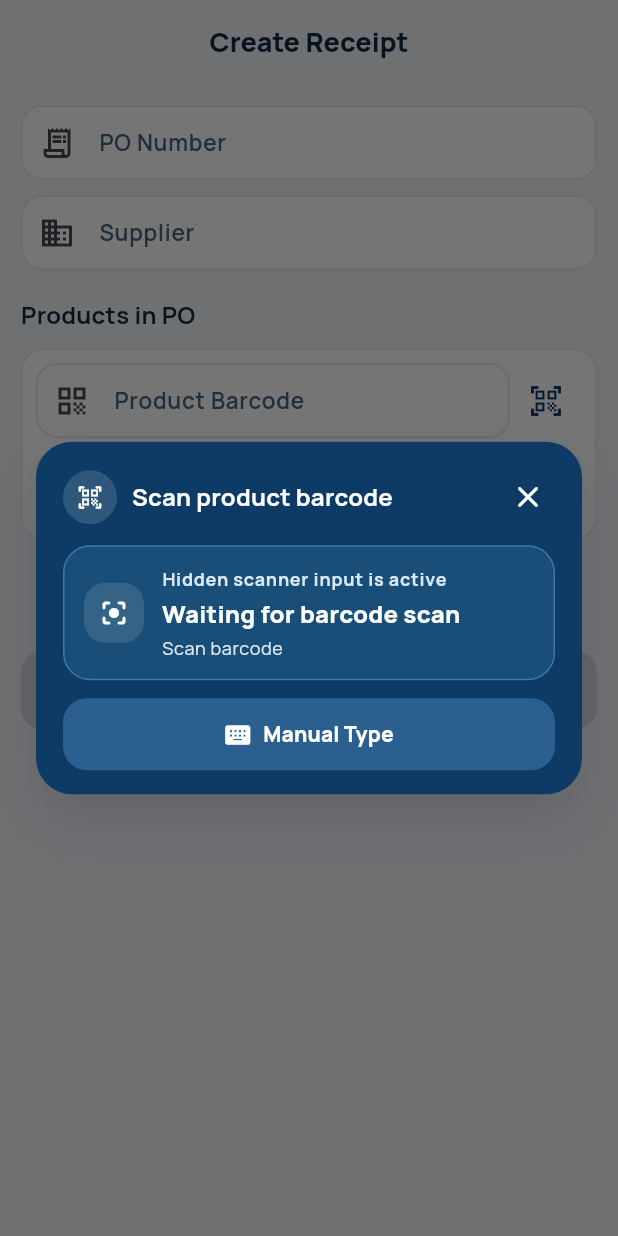
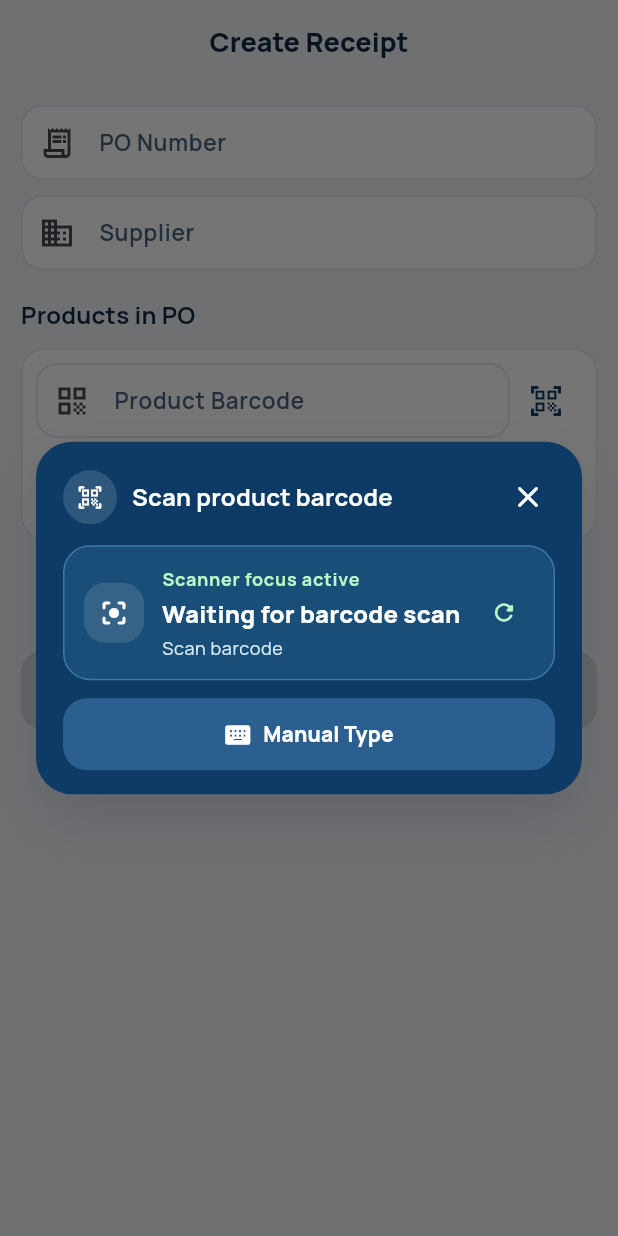
Before and after one commit to osmsn637-tech/osman-ahmed, a Flutter app: the CreateInboundPage screen opened by its route, after a tap on the "qr code scanner" icon, on a phone screen of 412 x 824 dp. Run offline on Flutter 3.47's test engine with Material 3 defaults, Android fonts, the phone set to English and light mode, and no system bars; our stand-ins replace dio, equatable, flutter_secure_storage, go_router, google_fonts, image_picker and 1 more; accounts and stored records are empty.

Commit message:
Fix item lookup scanner recovery after app resume

```diff
--- a/lib/features/move/presentation/pages/item_lookup_scan_dialog.dart
+++ b/lib/features/move/presentation/pages/item_lookup_scan_dialog.dart
@@ -56,27 +56,33 @@ class _ScanBarcodeDialogState extends State<_ScanBarcodeDialog>
     with WidgetsBindingObserver {
   static const _scanEndDebounceDelay = Duration(milliseconds: 120);
   static const _focusRefreshInterval = Duration(seconds: 1);
-  static const _manualDigits = ['1', '2', '3', '4', '5', '6', '7', '8', '9'];
 
+  final GlobalKey<EditableTextState> _scannerEditableTextKey =
+      GlobalKey<EditableTextState>();
   late FocusNode _focusNode;
   final TextEditingController _controller = TextEditingController();
+  final TextEditingController _manualController = TextEditingController();
+  final FocusNode _manualFocusNode = FocusNode(debugLabel: 'lookup-manual-field');
   Timer? _scanEndDebounce;
   Timer? _focusRefreshTimer;
+  Timer? _initialScannerRecoveryTimer;
 
   String _value = '';
   String? _error;
   bool _manualKeypadOpen = false;
   int _scannerFieldEpoch = 0;
+  bool _scannerFocused = false;
 
   @override
   void initState() {
     super.initState();
-    _focusNode = FocusNode(debugLabel: 'lookup-scan-field');
+    _focusNode = _buildFocusNode();
     WidgetsBinding.instance.addObserver(this);
     _focusRefreshTimer =
         Timer.periodic(_focusRefreshInterval, (_) => _refreshScannerFocus());
     WidgetsBinding.instance.addPostFrameCallback((_) {
-      _focusForScannerInput();
+      _focusForScannerInput(primeInputMethod: true);
+      _scheduleInitialScannerRecovery();
     });
   }
 
@@ -84,9 +90,12 @@ class _ScanBarcodeDialogState extends State<_ScanBarcodeDialog>
   void dispose() {
     WidgetsBinding.instance.removeObserver(this);
     _focusNode.dispose();
+    _manualFocusNode.dispose();
     _controller.dispose();
+    _manualController.dispose();
     _scanEndDebounce?.cancel();
     _focusRefreshTimer?.cancel();
+    _initialScannerRecoveryTimer?.cancel();
     super.dispose();
   }
 
@@ -95,66 +104,132 @@ class _ScanBarcodeDialogState extends State<_ScanBarcodeDialog>
     if (state != AppLifecycleState.resumed || !mounted) {
       return;
     }
-    WidgetsBinding.instance.addPostFrameCallback((_) {
-      if (!mounted) return;
-      _resetScannerAttachment();
-    });
+    if (_manualKeypadOpen) {
+      _manualFocusNode.requestFocus();
+      return;
+    }
+    _resetScannerAttachment(primeInputMethod: true);
   }
 
   void _hideKeyboardIfNeeded() {
     SystemChannels.textInput.invokeMethod('TextInput.hide');
   }
 
-  void _focusForScannerInput() {
+  void _scheduleInitialScannerRecovery() {
+    _initialScannerRecoveryTimer?.cancel();
+    _initialScannerRecoveryTimer = Timer(
+      const Duration(milliseconds: 300),
+      () {
+        if (!mounted || _manualKeypadOpen || _value.isNotEmpty) {
+          return;
+        }
+        _resetScannerAttachment(primeInputMethod: true);
+      },
+    );
+  }
+
+  void _focusForScannerInput({bool primeInputMethod = false}) {
+    FocusScope.of(context).requestFocus(_focusNode);
     _focusNode.requestFocus();
     _focusNode.consumeKeyboardToken();
+    WidgetsBinding.instance.addPostFrameCallback((_) {
+      if (!mounted || _manualKeypadOpen) return;
+      _scannerEditableTextKey.currentState?.requestKeyboard();
+      if (primeInputMethod) {
+        SystemChannels.textInput.invokeMethod('TextInput.show');
+      }
       _hideKeyboardIfNeeded();
+    });
   }
 
-  void _resetScannerAttachment() {
+  FocusNode _buildFocusNode() {
+    final node = FocusNode(debugLabel: 'lookup-scan-field');
+    node.addListener(_handleScannerFocusChanged);
+    return node;
+  }
+
+  void _handleScannerFocusChanged() {
+    if (!mounted) return;
+    final hasFocus = _focusNode.hasFocus;
+    if (_scannerFocused == hasFocus) return;
+    setState(() {
+      _scannerFocused = hasFocus;
+    });
+  }
+
+  void _resetScannerAttachment({bool primeInputMethod = false}) {
     if (!mounted) return;
 
     final previousFocusNode = _focusNode;
-    final nextFocusNode = FocusNode(debugLabel: 'lookup-scan-field');
+    previousFocusNode.removeListener(_handleScannerFocusChanged);
+    final nextFocusNode = _buildFocusNode();
 
     setState(() {
       _focusNode = nextFocusNode;
       _scannerFieldEpoch += 1;
+      _scannerFocused = nextFocusNode.hasFocus;
     });
 
     WidgetsBinding.instance.addPostFrameCallback((_) {
       previousFocusNode.dispose();
       if (!mounted || _manualKeypadOpen) return;
-      _focusForScannerInput();
+      _focusForScannerInput(primeInputMethod: primeInputMethod);
     });
   }
 
   void _refreshScannerFocus() {
     if (!mounted || _manualKeypadOpen) return;
-    if (_controller.text.isEmpty) {
-      _resetScannerAttachment();
+    if (_focusNode.context == null || !_focusNode.hasFocus) {
+      _resetScannerAttachment(primeInputMethod: true);
       return;
     }
     _focusForScannerInput();
   }
 
   void _handlePopupPointerDown() {
-    if (_manualKeypadOpen) return;
     WidgetsBinding.instance.addPostFrameCallback((_) {
-      if (!mounted || _manualKeypadOpen) return;
-      _resetScannerAttachment();
+      if (!mounted) return;
+      if (_manualKeypadOpen) {
+        _manualFocusNode.requestFocus();
+        return;
+      }
+      _resetScannerAttachment(primeInputMethod: true);
     });
   }
 
   void _openManualKeypad() {
     if (!mounted) return;
+    _scanEndDebounce?.cancel();
+    _scanEndDebounce = null;
+    _initialScannerRecoveryTimer?.cancel();
     setState(() {
       _manualKeypadOpen = true;
       _value = '';
       _error = null;
       _controller.clear();
+      _manualController.clear();
     });
-    _focusForScannerInput();
+    WidgetsBinding.instance.addPostFrameCallback((_) {
+      if (!mounted || !_manualKeypadOpen) return;
+      _manualFocusNode.requestFocus();
+    });
+  }
+
+  void _closeManualKeypad() {
+    if (!mounted) return;
+    _scanEndDebounce?.cancel();
+    _scanEndDebounce = null;
+    _initialScannerRecoveryTimer?.cancel();
+    setState(() {
+      _manualKeypadOpen = false;
+      _value = '';
+      _error = null;
+      _manualController.clear();
+    });
+    WidgetsBinding.instance.addPostFrameCallback((_) {
+      if (!mounted || _manualKeypadOpen) return;
+      _resetScannerAttachment(primeInputMethod: true);
+    });
   }
 
   void _clearField() {
@@ -164,6 +239,7 @@ class _ScanBarcodeDialogState extends State<_ScanBarcodeDialog>
       _value = '';
       _error = null;
       _controller.clear();
+      _manualController.clear();
     });
   }
 
@@ -180,6 +256,9 @@ class _ScanBarcodeDialogState extends State<_ScanBarcodeDialog>
   }
 
   void _onTextChanged(String rawValue) {
+    if (_normalizeBarcode(rawValue).isNotEmpty) {
+      _initialScannerRecoveryTimer?.cancel();
+    }
     if (_error != null) {
       setState(() => _error = null);
     }
@@ -196,6 +275,25 @@ class _ScanBarcodeDialogState extends State<_ScanBarcodeDialog>
     }
 
     _scheduleAutoSearch();
+  }
+
+  void _onManualTextChanged(String rawValue) {
+    final normalized = _normalizeBarcode(rawValue);
+    if (normalized.isNotEmpty) {
+      _initialScannerRecoveryTimer?.cancel();
+    }
+    if (_error != null) {
+      setState(() => _error = null);
+    }
+    if (normalized == _value && normalized == _manualController.text) return;
+
+    setState(() {
+      _value = normalized;
+      _manualController.value = TextEditingValue(
+        text: normalized,
+        selection: TextSelection.collapsed(offset: normalized.length),
+      );
+    });
   }
 
   void _scheduleAutoSearch() {
@@ -224,42 +322,12 @@ class _ScanBarcodeDialogState extends State<_ScanBarcodeDialog>
       return;
     }
 
-    // Clear immediately after successful detection and return the value.
-    // This keeps the field reset while still closing the dialog for the caller.
     _clearField();
     Navigator.of(context).pop(barcode);
   }
 
   String _normalizeBarcode(String value) {
     return value.replaceAll(RegExp(r'[^\x20-\x7E]'), '').trim();
-  }
-
-  void _appendManualDigit(String digit) {
-    _scanEndDebounce?.cancel();
-    _scanEndDebounce = null;
-    setState(() {
-      _error = null;
-      _value += digit;
-      _controller.value = TextEditingValue(
-        text: _value,
-        selection: TextSelection.collapsed(offset: _value.length),
-      );
-    });
-  }
-
-  void _deleteManualDigit() {
-    if (_value.isEmpty) return;
-    _scanEndDebounce?.cancel();
-    _scanEndDebounce = null;
-    final nextValue = _value.substring(0, _value.length - 1);
-    setState(() {
-      _error = null;
-      _value = nextValue;
-      _controller.value = TextEditingValue(
-        text: nextValue,
-        selection: TextSelection.collapsed(offset: nextValue.length),
-      );
-    });
   }
 
   @override
@@ -270,15 +338,22 @@ class _ScanBarcodeDialogState extends State<_ScanBarcodeDialog>
         (widget.isArabic ? 'الماسح يبقى جاهزًا' : 'Scanner stays ready');
     final manualEntryLabel = widget.isArabic ? 'إدخال يدوي' : 'Manual Type';
     final confirmLabel = widget.isArabic ? 'تأكيد' : 'Confirm';
-    final deleteLabel = widget.isArabic ? 'حذف' : 'Delete';
-    final statusLabel = widget.isArabic
-        ? 'إدخال الماسح جاهز'
-        : 'Hidden scanner input is active';
+    final cancelManualLabel = widget.isArabic ? 'إلغاء' : 'Cancel';
+    final scannerReadyLabel =
+        widget.isArabic ? 'تركيز الماسح نشط' : 'Scanner focus active';
+    final scannerLostLabel =
+        widget.isArabic ? 'الماسح غير متصل' : 'Scanner lost focus';
+    final statusLabel = _scannerFocused ? scannerReadyLabel : scannerLostLabel;
     final statusValue = _value.isEmpty
         ? (widget.isArabic
             ? 'بانتظار مسح الباركود'
             : 'Waiting for barcode scan')
         : _value;
+    final statusHint = _scannerFocused
+        ? dialogHint
+        : (widget.isArabic
+            ? 'اضغط على النافذة لإعادة تفعيل الماسح'
+            : 'Tap the popup to reconnect the scanner');
     final theme = Theme.of(context);
     const cardColor = AppTheme.primary;
     const insetColor = Color(0xFF184E77);
@@ -286,6 +361,8 @@ class _ScanBarcodeDialogState extends State<_ScanBarcodeDialog>
     const panelAccentColor = Color(0xFF3A78A8);
     const contentColor = Colors.white;
     const mutedContentColor = Color(0xFFD9E8F5);
+    const readyColor = Color(0xFFB8F7C8);
+    const lostColor = Color(0xFFFFD2A8);
 
     return Dialog(
       insetPadding: const EdgeInsets.symmetric(horizontal: 24, vertical: 24),
@@ -318,11 +395,13 @@ class _ScanBarcodeDialogState extends State<_ScanBarcodeDialog>
                     Opacity(
                       opacity: 0,
                       child: SizedBox(
-                        key: ValueKey<int>(_scannerFieldEpoch),
+                        key: Key('scan_barcode_field_$_scannerFieldEpoch'),
                         width: 1,
                         height: 1,
+                        child: KeyedSubtree(
+                          key: const Key('scan_barcode_field'),
                           child: EditableText(
-                          key: const Key('scan_barcode_field'),
+                          key: _scannerEditableTextKey,
                           controller: _controller,
                           focusNode: _focusNode,
                           autofocus: true,
@@ -342,6 +421,7 @@ class _ScanBarcodeDialogState extends State<_ScanBarcodeDialog>
                           selectionColor: Colors.transparent,
                           onChanged: _onTextChanged,
                           onSubmitted: (_) => _searchProduct(),
+                          ),
                         ),
                       ),
                     ),
@@ -420,9 +500,12 @@ class _ScanBarcodeDialogState extends State<_ScanBarcodeDialog>
                                   children: [
                                     Text(
                                       statusLabel,
+                                      key: const Key('lookup_scanner_status_label'),
                                       style:
                                           theme.textTheme.labelMedium?.copyWith(
-                                      color: mutedContentColor,
+                                        color: _scannerFocused
+                                            ? readyColor
+                                            : lostColor,
                                         fontWeight: FontWeight.w700,
                                       ),
                                     ),
@@ -437,8 +520,10 @@ class _ScanBarcodeDialogState extends State<_ScanBarcodeDialog>
                                     ),
                                     const SizedBox(height: 2),
                                     Text(
-                                    dialogHint,
-                                    style: theme.textTheme.bodySmall?.copyWith(
+                                      statusHint,
+                                      key: const Key('lookup_scanner_status_hint'),
+                                      style:
+                                          theme.textTheme.bodySmall?.copyWith(
                                         color: mutedContentColor,
                                       ),
                                     ),
@@ -452,6 +537,24 @@ class _ScanBarcodeDialogState extends State<_ScanBarcodeDialog>
                                   tooltip: widget.isArabic ? 'مسح' : 'Clear',
                                   color: mutedContentColor,
                                   onPressed: _clearField,
+                                )
+                              else
+                                IconButton(
+                                  key: const Key('lookup_reconnect_button'),
+                                  onPressed: () => _resetScannerAttachment(
+                                    primeInputMethod: true,
+                                  ),
+                                  icon: const Icon(Icons.refresh_rounded, size: 18),
+                                  tooltip: widget.isArabic
+                                      ? 'إعادة تفعيل الماسح'
+                                      : 'Reconnect scanner',
+                                  color:
+                                      _scannerFocused ? readyColor : lostColor,
+                                  visualDensity: VisualDensity.compact,
+                                  constraints: const BoxConstraints.tightFor(
+                                    width: 36,
+                                    height: 36,
+                                  ),
                                 ),
                             ],
                           ),
@@ -494,7 +597,7 @@ class _ScanBarcodeDialogState extends State<_ScanBarcodeDialog>
                     if (_manualKeypadOpen) ...[
                       const SizedBox(height: 14),
                       Container(
-                      key: const Key('lookup_manual_keypad'),
+                        key: const Key('lookup_manual_entry_card'),
                         padding: const EdgeInsets.all(14),
                         decoration: BoxDecoration(
                           color: insetColor,
@@ -522,88 +625,69 @@ class _ScanBarcodeDialogState extends State<_ScanBarcodeDialog>
                               ),
                             ),
                             const SizedBox(height: 10),
-                          Container(
-                            width: double.infinity,
-                            padding: const EdgeInsets.symmetric(
-                              horizontal: 12,
-                              vertical: 14,
-                            ),
-                            decoration: BoxDecoration(
-                              color: Colors.white.withValues(alpha: 0.12),
-                              borderRadius: BorderRadius.circular(14),
-                              border: Border.all(color: panelAccentColor),
-                            ),
-                            child: Text(
-                              _value.isEmpty
-                                  ? (widget.isArabic
-                                      ? 'أدخل أرقام الباركود'
-                                      : 'Enter barcode digits')
-                                  : _value,
-                              textAlign: TextAlign.center,
+                            TextField(
+                              key: const Key('lookup_manual_text_field'),
+                              controller: _manualController,
+                              focusNode: _manualFocusNode,
+                              keyboardType: TextInputType.number,
+                              textInputAction: TextInputAction.done,
+                              autofocus: true,
                               style: theme.textTheme.titleMedium?.copyWith(
                                 color: contentColor,
                                 fontWeight: FontWeight.w800,
                               ),
+                              decoration: InputDecoration(
+                                hintText: widget.isArabic
+                                    ? 'أدخل أرقام الباركود'
+                                    : 'Enter barcode digits',
+                                hintStyle: theme.textTheme.titleSmall?.copyWith(
+                                  color: mutedContentColor,
+                                  fontWeight: FontWeight.w600,
+                                ),
+                                filled: true,
+                                fillColor: Colors.white.withValues(alpha: 0.12),
+                                border: OutlineInputBorder(
+                                  borderRadius: BorderRadius.circular(14),
+                                  borderSide:
+                                      const BorderSide(color: panelAccentColor),
+                                ),
+                                enabledBorder: OutlineInputBorder(
+                                  borderRadius: BorderRadius.circular(14),
+                                  borderSide:
+                                      const BorderSide(color: panelAccentColor),
+                                ),
+                                focusedBorder: OutlineInputBorder(
+                                  borderRadius: BorderRadius.circular(14),
+                                  borderSide: const BorderSide(
+                                    color: readyColor,
+                                    width: 1.4,
                                   ),
                                 ),
+                              ),
+                              inputFormatters: [
+                                FilteringTextInputFormatter.digitsOnly,
+                              ],
+                              onChanged: _onManualTextChanged,
+                              onSubmitted: (_) {
+                                if (_value.isNotEmpty) {
+                                  _searchProduct();
+                                }
+                              },
+                            ),
                             const SizedBox(height: 12),
-                          Table(
-                            key: const Key('lookup_manual_digit_grid'),
-                            defaultVerticalAlignment:
-                                TableCellVerticalAlignment.middle,
-                            children: [
-                              for (var row = 0; row < 3; row++)
-                                TableRow(
-                                  children: [
-                                    for (var column = 0; column < 3; column++)
-                                      Padding(
-                                        padding: EdgeInsets.only(
-                                          right: column == 2 ? 0 : 8,
-                                          bottom: row == 2 ? 0 : 8,
-                                        ),
-                                        child: _LookupKeypadButton(
-                                          key: Key(
-                                            'lookup_manual_digit_${_manualDigits[(row * 3) + column]}',
-                                          ),
-                                          label:
-                                              _manualDigits[(row * 3) + column],
-                                          onPressed: () => _appendManualDigit(
-                                            _manualDigits[(row * 3) + column],
-                                          ),
-                                          backgroundColor: secondaryButtonColor,
-                                        ),
-                                      ),
-                                  ],
-                                ),
-                            ],
-                          ),
-                          const SizedBox(height: 10),
                             Row(
                               children: [
                                 Expanded(
-                                flex: 10,
                                   child: _LookupActionButton(
-                                  key: const Key('lookup_manual_delete_button'),
-                                  label: deleteLabel,
-                                  onPressed: _deleteManualDigit,
+                                    key: const Key('lookup_manual_cancel_button'),
+                                    label: cancelManualLabel,
+                                    onPressed: _closeManualKeypad,
                                     backgroundColor: Colors.white,
                                     foregroundColor: AppTheme.primary,
                                   ),
                                 ),
                                 const SizedBox(width: 8),
                                 Expanded(
-                                flex: 12,
-                                child: _LookupActionButton(
-                                  key: const Key('lookup_manual_digit_0'),
-                                  label: '0',
-                                  onPressed: () => _appendManualDigit('0'),
-                                  backgroundColor: secondaryButtonColor,
-                                  foregroundColor: contentColor,
-                                ),
-                              ),
-                              const SizedBox(width: 8),
-                              Expanded(
-                                flex: 10,
                                   child: _LookupActionButton(
                                     key:
                                         const Key('lookup_manual_confirm_button'),
@@ -625,45 +709,6 @@ class _ScanBarcodeDialogState extends State<_ScanBarcodeDialog>
                 ),
               ),
             ),
-          ),
-        ),
-      ),
-    );
-  }
-}
-
-class _LookupKeypadButton extends StatelessWidget {
-  const _LookupKeypadButton({
-    super.key,
-    required this.label,
-    required this.onPressed,
-    this.backgroundColor = AppTheme.primary,
-  });
-
-  final String label;
-  final VoidCallback? onPressed;
-  final Color backgroundColor;
-
-  @override
-  Widget build(BuildContext context) {
-    return SizedBox(
-      height: 52,
-      child: FilledButton(
-        onPressed: onPressed,
-        style: ButtonStyle(
-          backgroundColor: WidgetStatePropertyAll(backgroundColor),
-          foregroundColor: const WidgetStatePropertyAll(Colors.white),
-          shape: WidgetStatePropertyAll(
-            RoundedRectangleBorder(
-              borderRadius: BorderRadius.circular(16),
-            ),
-          ),
-        ),
-        child: Text(
-          label,
-          style: const TextStyle(
-            fontSize: 16,
-            fontWeight: FontWeight.w800,
           ),
         ),
       ),
--- a/pubspec.yaml
+++ b/pubspec.yaml
@@ -1,7 +1,7 @@
 name: wherehouse
 description: Warehouse inventory mobile app frontend built with Flutter and Clean Architecture.
 publish_to: "none"
-version: 1.0.0+1
+version: 1.1.0+1
 
 environment:
   sdk: ">=3.4.0 <4.0.0"
```
Also changed, not shown: 1 other file. Lines whose indentation alone changed are shown as unchanged.
